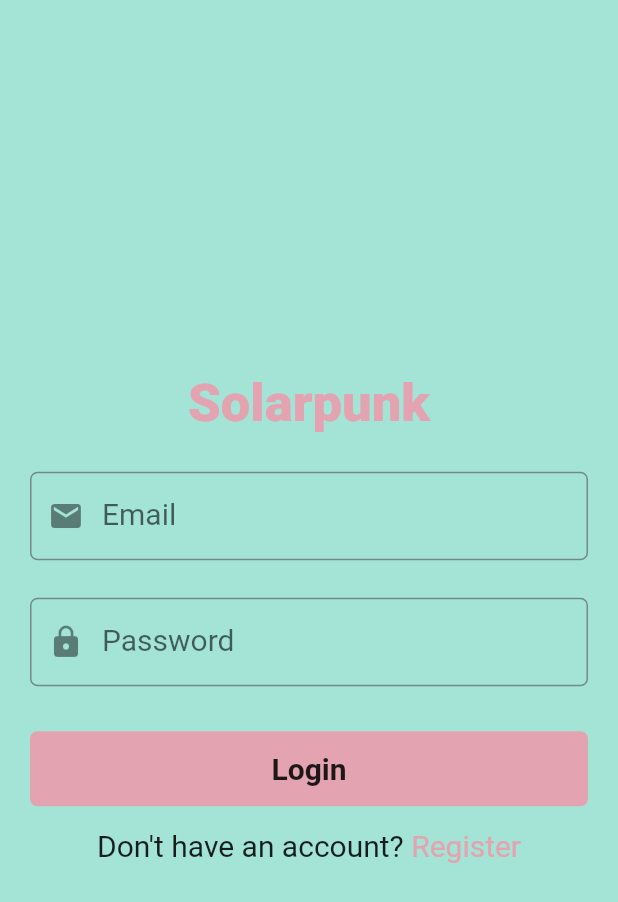
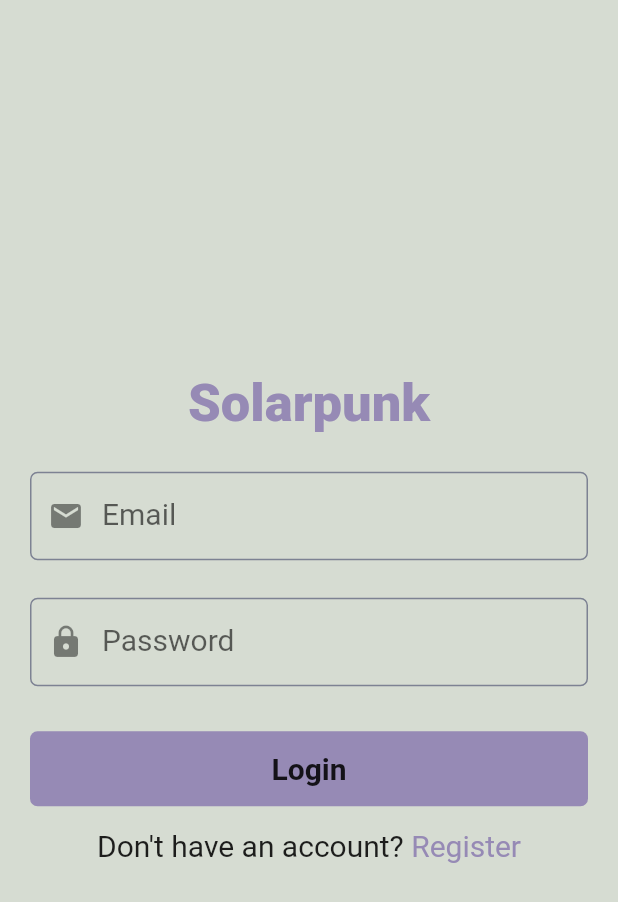
Before and after one commit to caipora-cs/solarpunk, a Flutter app: the screen it shows after launch, on a phone screen of 412 x 824 dp. Shown: the top 902 px of the screen. Run offline on Flutter 3.47's test engine with Material 2 defaults, Android fonts, the phone set to English and light mode, and no system bars; our stand-ins replace google_fonts.

Commit message:
Experimenting with colors

```diff
--- a/lib/constant.dart
+++ b/lib/constant.dart
@@ -1,6 +1,6 @@
 import 'package:flutter/material.dart';
 
 // Colors
-const backgroundColor = Color(0xFFa3e4d7);
-const primaryColor = Color(0xFFe4a3b0);
-const secondaryColor = Color(0xFF768989);
+const backgroundColor = Color(0xFFd6dcd2);
+const primaryColor = Color(0xFF968ab5);
+const secondaryColor = Color(0xFF7d8293);
```
